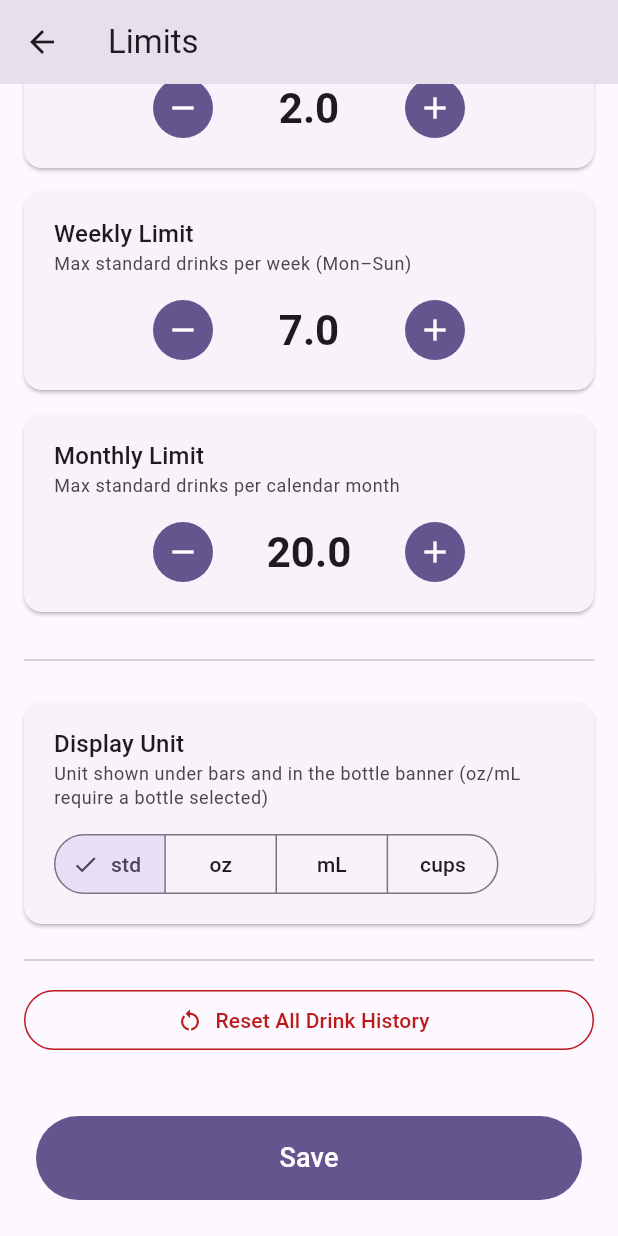
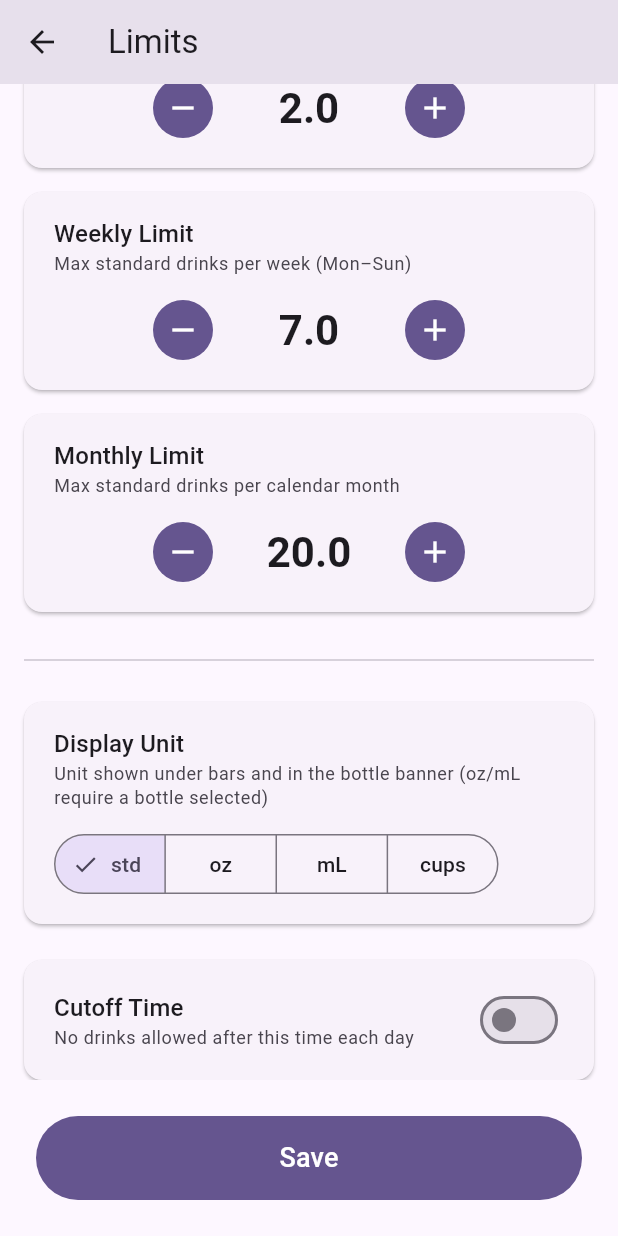
Before and after one commit to walterfarrar/AlcoholMonitor, a Flutter app: the SettingsScreen screen opened directly, scrolled down 100 dp, on a phone screen of 412 x 824 dp. Run offline on Flutter 3.47's test engine with Material 3 defaults, Android fonts, the phone set to English and light mode, and no system bars; our stand-ins replace hive, hive_flutter; accounts and stored records are empty.

Commit message:
Add optional daily cutoff time setting - no drinks allowed after configured time
Made-with: Cursor

```diff
--- a/lib/models/consumption_settings.dart
+++ b/lib/models/consumption_settings.dart
@@ -50,15 +50,22 @@ class ConsumptionSettings extends HiveObject {
   @HiveField(3)
   int? displayUnitIndex;
 
+  /// Cutoff time stored as minutes since midnight. Null = disabled.
+  @HiveField(4)
+  int? cutoffMinutes;
+
   DisplayUnit get displayUnit =>
       DisplayUnit.values[(displayUnitIndex ?? 0).clamp(0, DisplayUnit.values.length - 1)];
 
   set displayUnit(DisplayUnit unit) => displayUnitIndex = unit.index;
+
+  bool get hasCutoff => cutoffMinutes != null;
 
   ConsumptionSettings({
     this.dailyLimit = 2.0,
     this.weeklyLimit = 7.0,
     this.monthlyLimit = 20.0,
     this.displayUnitIndex = 0,
+    this.cutoffMinutes,
   });
 }
--- a/lib/providers/consumption_provider.dart
+++ b/lib/providers/consumption_provider.dart
@@ -56,10 +56,30 @@ class ConsumptionProvider extends ChangeNotifier {
           ? monthlyEffectiveRemaining / settings.monthlyLimit
           : 0.0;
 
+  bool get isPastCutoff {
+    final cutoff = _settings.cutoffMinutes;
+    if (cutoff == null) return false;
+    final now = DateTime.now();
+    final nowMinutes = now.hour * 60 + now.minute;
+    return nowMinutes >= cutoff;
+  }
+
   bool get canDrink =>
-      dailyRemaining > 0 && weeklyRemaining > 0 && monthlyRemaining > 0;
+      dailyRemaining > 0 &&
+      weeklyRemaining > 0 &&
+      monthlyRemaining > 0 &&
+      !isPastCutoff;
 
   String get lockReason {
+    if (isPastCutoff) {
+      final cutoff = _settings.cutoffMinutes!;
+      final h = cutoff ~/ 60;
+      final m = cutoff % 60;
+      final period = h >= 12 ? 'PM' : 'AM';
+      final h12 = h == 0 ? 12 : (h > 12 ? h - 12 : h);
+      final timeStr = '${h12.toString()}:${m.toString().padLeft(2, '0')} $period';
+      return 'No drinks after $timeStr.';
+    }
     final reasons = <String>[];
     if (dailyRemaining <= 0) reasons.add('daily');
     if (weeklyRemaining <= 0) reasons.add('weekly');
--- a/lib/screens/settings_screen.dart
+++ b/lib/screens/settings_screen.dart
@@ -15,6 +15,7 @@ class _SettingsScreenState extends State<SettingsScreen> {
   late double _weekly;
   late double _monthly;
   late DisplayUnit _displayUnit;
+  int? _cutoffMinutes;
 
   @override
   void initState() {
@@ -24,6 +25,7 @@ class _SettingsScreenState extends State<SettingsScreen> {
     _weekly = settings.weeklyLimit;
     _monthly = settings.monthlyLimit;
     _displayUnit = settings.displayUnit;
+    _cutoffMinutes = settings.cutoffMinutes;
   }
 
   Future<void> _save() async {
@@ -33,9 +35,28 @@ class _SettingsScreenState extends State<SettingsScreen> {
         weeklyLimit: _weekly,
         monthlyLimit: _monthly,
         displayUnitIndex: _displayUnit.index,
+        cutoffMinutes: _cutoffMinutes,
       ),
     );
     if (mounted) Navigator.pop(context);
+  }
+
+  String _formatTime(int totalMinutes) {
+    final h = totalMinutes ~/ 60;
+    final m = totalMinutes % 60;
+    final period = h >= 12 ? 'PM' : 'AM';
+    final h12 = h == 0 ? 12 : (h > 12 ? h - 12 : h);
+    return '${h12.toString()}:${m.toString().padLeft(2, '0')} $period';
+  }
+
+  Future<void> _pickCutoffTime() async {
+    final initial = _cutoffMinutes != null
+        ? TimeOfDay(hour: _cutoffMinutes! ~/ 60, minute: _cutoffMinutes! % 60)
+        : const TimeOfDay(hour: 22, minute: 0);
+    final picked = await showTimePicker(context: context, initialTime: initial);
+    if (picked != null) {
+      setState(() => _cutoffMinutes = picked.hour * 60 + picked.minute);
+    }
   }
 
   void _confirmReset(BuildContext context) {
@@ -195,6 +216,61 @@ class _SettingsScreenState extends State<SettingsScreen> {
                     ),
                   ),
                   const SizedBox(height: 8),
+                  Card(
+                    margin: const EdgeInsets.symmetric(vertical: 8),
+                    child: Padding(
+                      padding: const EdgeInsets.symmetric(
+                        horizontal: 20,
+                        vertical: 16,
+                      ),
+                      child: Column(
+                        crossAxisAlignment: CrossAxisAlignment.start,
+                        children: [
+                          Row(
+                            children: [
+                              Expanded(
+                                child: Column(
+                                  crossAxisAlignment: CrossAxisAlignment.start,
+                                  children: [
+                                    Text(
+                                      'Cutoff Time',
+                                      style: Theme.of(context).textTheme.titleMedium,
+                                    ),
+                                    Text(
+                                      'No drinks allowed after this time each day',
+                                      style: Theme.of(context).textTheme.bodySmall?.copyWith(
+                                        color: Theme.of(context).colorScheme.onSurfaceVariant,
+                                      ),
+                                    ),
+                                  ],
+                                ),
+                              ),
+                              Switch(
+                                value: _cutoffMinutes != null,
+                                onChanged: (on) {
+                                  setState(() {
+                                    _cutoffMinutes = on ? 22 * 60 : null;
+                                  });
+                                },
+                              ),
+                            ],
+                          ),
+                          if (_cutoffMinutes != null) ...[
+                            const SizedBox(height: 12),
+                            SizedBox(
+                              width: double.infinity,
+                              child: OutlinedButton.icon(
+                                onPressed: _pickCutoffTime,
+                                icon: const Icon(Icons.access_time),
+                                label: Text(_formatTime(_cutoffMinutes!)),
+                              ),
+                            ),
+                          ],
+                        ],
+                      ),
+                    ),
+                  ),
+                  const SizedBox(height: 8),
                   const Divider(),
                   const SizedBox(height: 8),
                   OutlinedButton.icon(
```
Also changed, not shown: lib/models/consumption_settings.g.dart.
